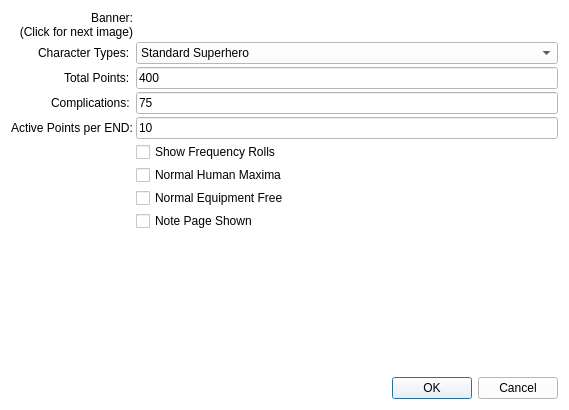
Above: optiondialog.ui from ldraconus/HSCCU before the change. Below: the same form after it.
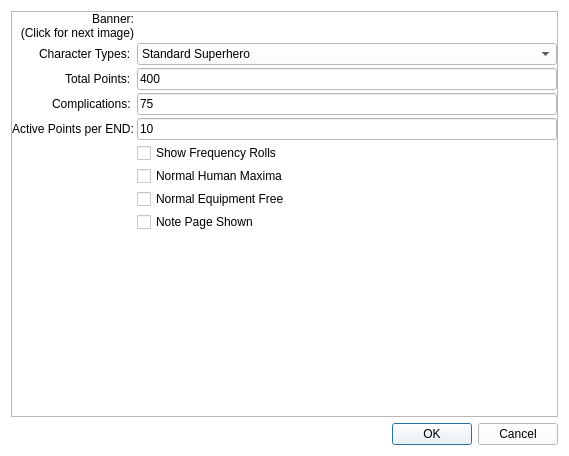
That is the form after the change. Icons and pictures are not drawn.

```diff
--- a/optiondialog.ui
+++ b/optiondialog.ui
@@ -7,7 +7,7 @@
     <x>0</x>
     <y>0</y>
     <width>569</width>
-    <height>410</height>
+    <height>456</height>
    </rect>
   </property>
   <property name="windowTitle">
@@ -25,6 +25,42 @@
   </property>
   <layout class="QVBoxLayout" name="verticalLayout">
    <item>
+    <widget class="QScrollArea" name="scrollArea">
+     <property name="widgetResizable">
+      <bool>true</bool>
+     </property>
+     <widget class="QWidget" name="scrollAreaWidgetContents">
+      <property name="geometry">
+       <rect>
+        <x>0</x>
+        <y>0</y>
+        <width>549</width>
+        <height>406</height>
+       </rect>
+      </property>
+      <property name="autoFillBackground">
+       <bool>false</bool>
+      </property>
+      <property name="styleSheet">
+       <string notr="true">background: rgb(255, 255, 255);</string>
+      </property>
+      <layout class="QVBoxLayout" name="verticalLayout_2">
+       <property name="spacing">
+        <number>0</number>
+       </property>
+       <property name="leftMargin">
+        <number>0</number>
+       </property>
+       <property name="topMargin">
+        <number>0</number>
+       </property>
+       <property name="rightMargin">
+        <number>0</number>
+       </property>
+       <property name="bottomMargin">
+        <number>0</number>
+       </property>
+       <item>
     <widget class="QFrame" name="frame">
      <property name="frameShape">
       <enum>QFrame::NoFrame</enum>
@@ -310,6 +346,10 @@
      </property>
     </spacer>
    </item>
+      </layout>
+     </widget>
+    </widget>
+   </item>
    <item>
     <widget class="QDialogButtonBox" name="buttonBox">
      <property name="styleSheet">
```
Left out of the diff: 164 changed lines with no effect on the pictures. Lines whose indentation alone changed are shown as unchanged.
